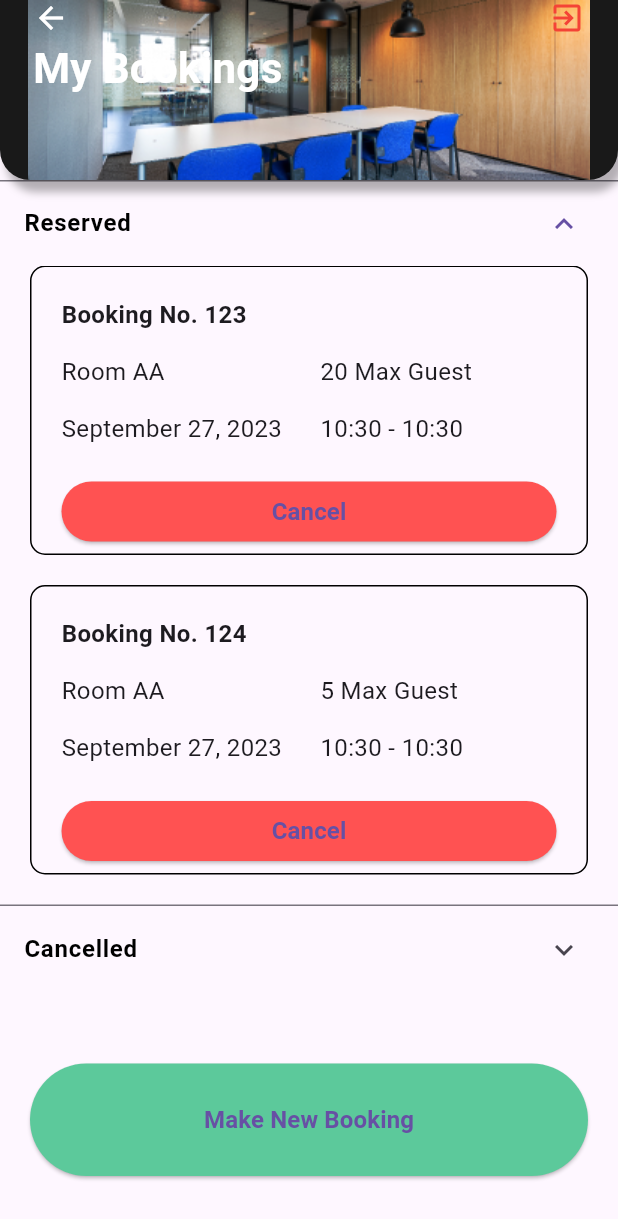
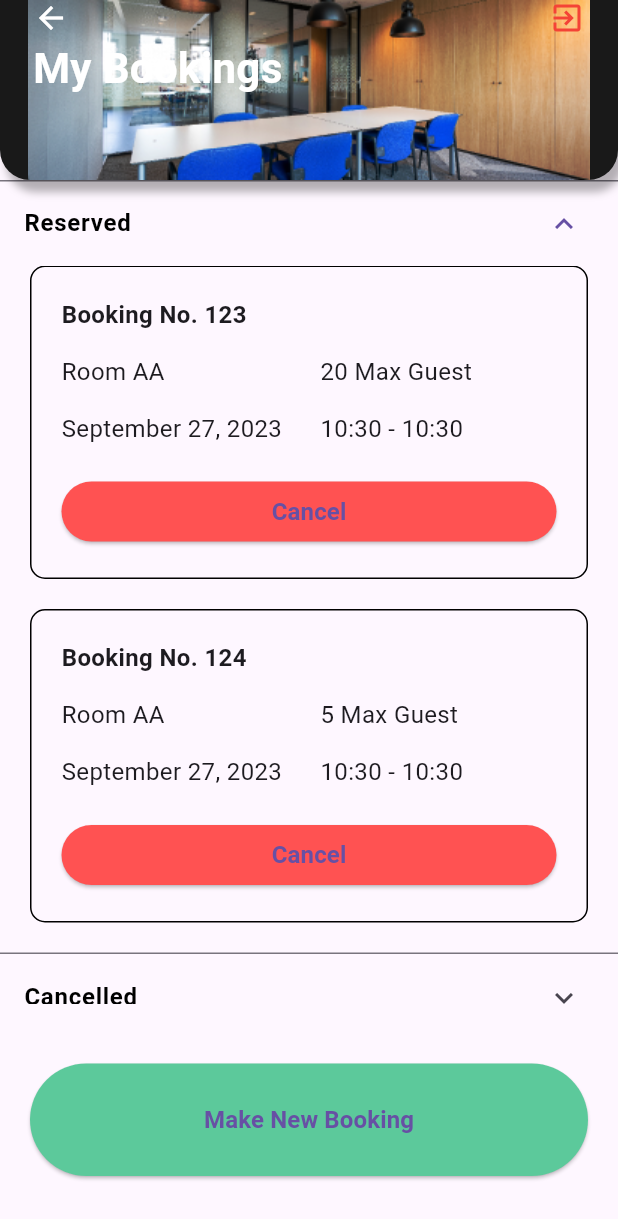
Before and after one commit to ong-palo/meeting_room_booking, a Flutter app: the MyBookingPage screen opened by its route, on a phone screen of 412 x 824 dp. Shown: the top 1219 px of the screen. Run offline on Flutter 3.47's test engine with Material 2 defaults, Android fonts, the phone set to English and light mode, and no system bars; our stand-ins replace bloc, dio, easy_localization, equatable, flutter_bloc, flutter_dotenv and 4 more; missing offline and left inert: flutter_easylogger; accounts and stored records are empty; Roboto replaces fonts that are missing (Montserrat, Open_Sans).

Commit message:
fix container height

```diff
--- a/mobile/lib/pages/my_booking_page/components/booking_widget.dart
+++ b/mobile/lib/pages/my_booking_page/components/booking_widget.dart
@@ -48,9 +48,9 @@ class BookingWidget extends StatelessWidget {
         decoration: BoxDecoration(
             borderRadius: BorderRadius.circular(10), border: Border.all()),
         width: MediaQuery.of(context).size.width,
-        height: args.status == BookingStatus.reserved ? 193 : 130,
+        // height: args.status == BookingStatus.reserved ? 193 : 130,
         child: Padding(
-          padding: const EdgeInsets.fromLTRB(20, 20, 20, 0),
+          padding: const EdgeInsets.fromLTRB(20, 20, 20, 20),
           child: Flex(
             direction: Axis.vertical,
             children: [
```
